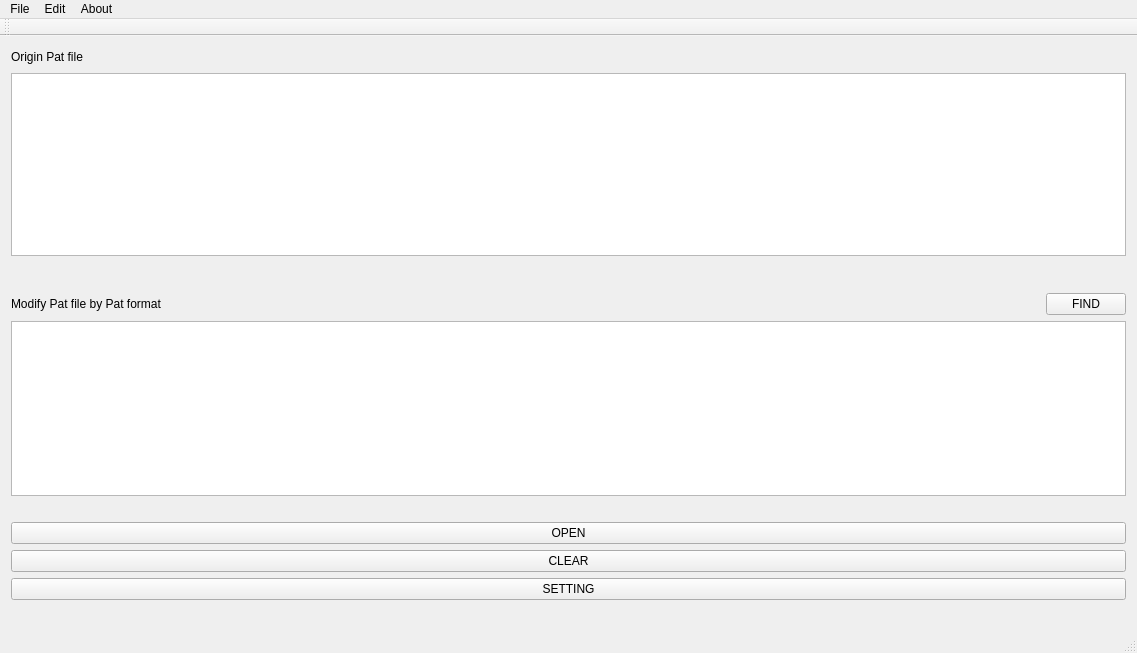
Above: mainwindow.ui from Git-Hub-Pro/PatternViewer before the change. Below: the same form after it.
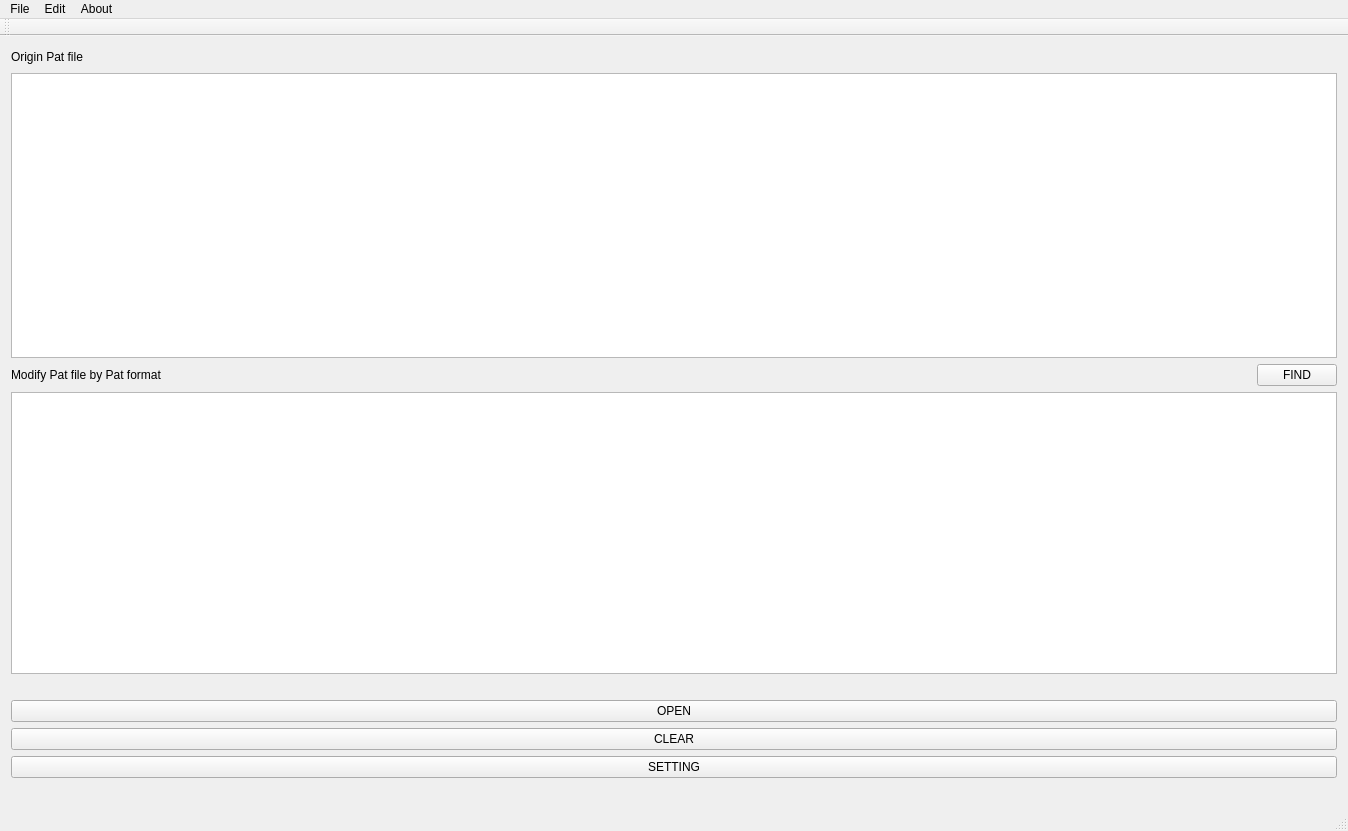
That is the form after the change.

Patch:
```diff
--- a/mainwindow.ui
+++ b/mainwindow.ui
@@ -6,8 +6,8 @@
    <rect>
     <x>0</x>
     <y>0</y>
-    <width>1137</width>
-    <height>653</height>
+    <width>1348</width>
+    <height>831</height>
    </rect>
   </property>
   <property name="windowTitle">
@@ -44,19 +44,6 @@
       <item>
        <widget class="QTableWidget" name="tableWidget"/>
       </item>
-      <item>
-       <spacer name="verticalSpacer_2">
-        <property name="orientation">
-         <enum>Qt::Vertical</enum>
-        </property>
-        <property name="sizeHint" stdset="0">
-         <size>
-          <width>20</width>
-          <height>40</height>
-         </size>
-        </property>
-       </spacer>
-      </item>
      </layout>
     </item>
     <item>
@@ -97,19 +84,6 @@
       </item>
      </layout>
     </item>
-    <item>
-     <spacer name="verticalSpacer">
-      <property name="orientation">
-       <enum>Qt::Vertical</enum>
-      </property>
-      <property name="sizeHint" stdset="0">
-       <size>
-        <width>20</width>
-        <height>2</height>
-       </size>
-      </property>
-     </spacer>
-    </item>
     <item>
      <spacer name="horizontalSpacer_2">
       <property name="orientation">
@@ -178,7 +152,7 @@
     <rect>
      <x>0</x>
      <y>0</y>
-     <width>1137</width>
+     <width>1348</width>
      <height>25</height>
     </rect>
    </property>
```
Left out of the diff: 8 changed lines with no effect on the pictures.
